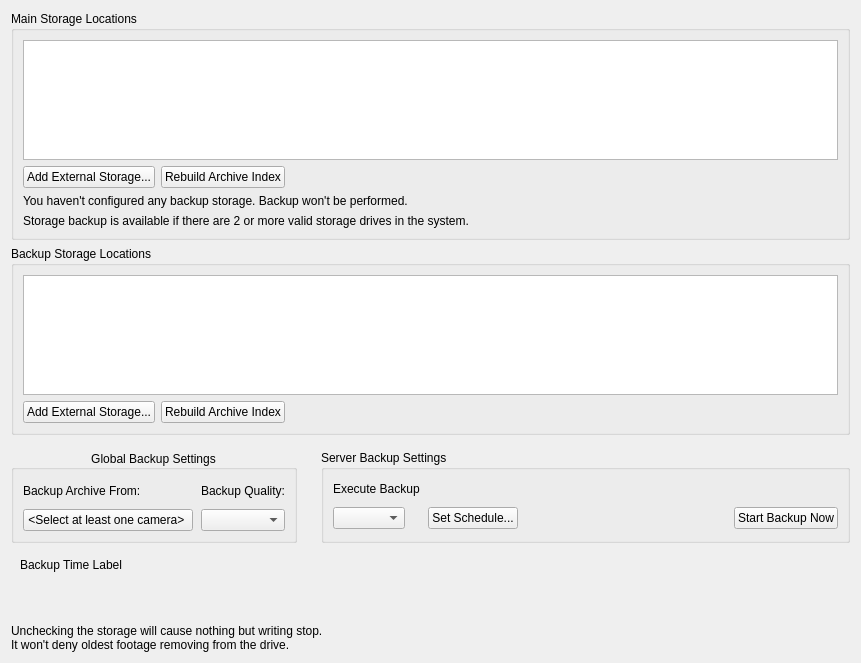
This is client/libclient/src/ui/widgets/properties/storage_config_widget.ui in networkoptix/nx_open as Qt 5 draws it before an edit. The edited form follows.
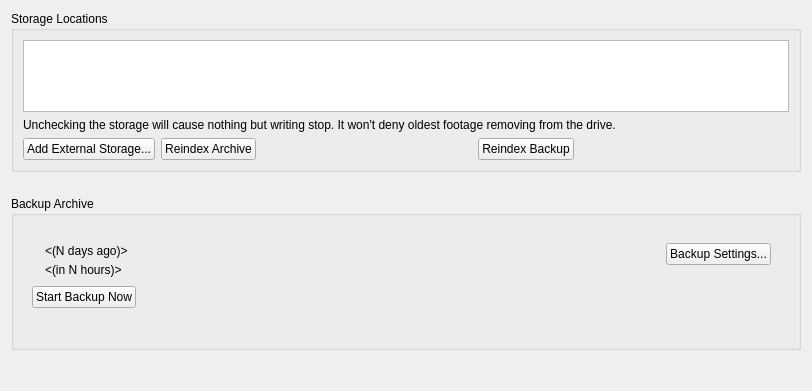
This is the edited form. The open tabs and pages were chosen to show the change. Custom widgets are drawn as their Qt base class.

Commit message:
VMS-2602: Server Settings dialogs redesign - Storage Management
<==== Mercurial data ====>
Branch: dev_3.0.0_gui

The edit to the form file:
```diff
--- a/client/libclient/src/ui/widgets/properties/storage_config_widget.ui
+++ b/client/libclient/src/ui/widgets/properties/storage_config_widget.ui
@@ -7,58 +7,80 @@
     <x>0</x>
     <y>0</y>
     <width>812</width>
-    <height>647</height>
+    <height>391</height>
    </rect>
   </property>
-  <layout class="QVBoxLayout" name="verticalLayout_2" stretch="9,9,0,0">
+  <layout class="QVBoxLayout" name="verticalLayout_2" stretch="1,0,0">
+   <property name="spacing">
+    <number>24</number>
+   </property>
    <item>
     <widget class="QGroupBox" name="storagesGroupBox">
+     <property name="sizePolicy">
+      <sizepolicy hsizetype="Preferred" vsizetype="Maximum">
+       <horstretch>0</horstretch>
+       <verstretch>0</verstretch>
+      </sizepolicy>
+     </property>
      <property name="title">
-      <string>Main Storage Locations</string>
+      <string>Storage Locations</string>
      </property>
      <property name="flat">
       <bool>true</bool>
      </property>
-     <layout class="QVBoxLayout" name="verticalLayout" stretch="1,0,0,0">
+     <layout class="QVBoxLayout" name="verticalLayout" stretch="1,0,0">
       <item>
-       <widget class="QnTableView" name="mainStoragesTable">
-        <property name="minimumSize">
-         <size>
-          <width>0</width>
-          <height>120</height>
-         </size>
+       <widget class="QnTreeView" name="storageView">
+        <property name="sizePolicy">
+         <sizepolicy hsizetype="Expanding" vsizetype="Maximum">
+          <horstretch>0</horstretch>
+          <verstretch>0</verstretch>
+         </sizepolicy>
         </property>
         <property name="autoFillBackground">
          <bool>false</bool>
         </property>
+        <property name="sizeAdjustPolicy">
+         <enum>QAbstractScrollArea::AdjustToContents</enum>
+        </property>
+        <property name="editTriggers">
+         <set>QAbstractItemView::NoEditTriggers</set>
+        </property>
         <property name="selectionMode">
          <enum>QAbstractItemView::NoSelection</enum>
         </property>
         <property name="selectionBehavior">
          <enum>QAbstractItemView::SelectRows</enum>
         </property>
-        <property name="showGrid">
+        <property name="rootIsDecorated">
          <bool>false</bool>
         </property>
-        <attribute name="horizontalHeaderVisible">
-         <bool>false</bool>
-        </attribute>
-        <attribute name="horizontalHeaderCascadingSectionResizes">
+        <property name="uniformRowHeights">
          <bool>true</bool>
-        </attribute>
-        <attribute name="horizontalHeaderDefaultSectionSize">
-         <number>100</number>
-        </attribute>
-        <attribute name="horizontalHeaderStretchLastSection">
+        </property>
+        <property name="sortingEnabled">
          <bool>true</bool>
+        </property>
+        <property name="allColumnsShowFocus">
+         <bool>true</bool>
+        </property>
+        <attribute name="headerVisible">
+         <bool>false</bool>
         </attribute>
-        <attribute name="verticalHeaderVisible">
+        <attribute name="headerStretchLastSection">
          <bool>false</bool>
         </attribute>
        </widget>
       </item>
       <item>
-       <layout class="QHBoxLayout" name="horizontalLayout" stretch="0,0,0,1">
+       <widget class="QLabel" name="storagesWarningLabel">
+        <property name="text">
+         <string>Unchecking the storage will cause nothing but writing stop. It won't deny oldest footage removing from the drive.</string>
+        </property>
+       </widget>
+      </item>
+      <item>
+       <layout class="QHBoxLayout" name="horizontalLayout" stretch="0,0,0,0,0,0">
         <item>
          <widget class="QPushButton" name="addExtStorageToMainBtn">
           <property name="text">
@@ -69,356 +91,272 @@
         <item>
          <widget class="QPushButton" name="rebuildMainButton">
           <property name="text">
-           <string>Rebuild Archive Index</string>
+           <string>Reindex Archive</string>
           </property>
          </widget>
         </item>
         <item>
-         <spacer name="horizontalSpacer_3">
-          <property name="orientation">
-           <enum>Qt::Horizontal</enum>
-          </property>
-          <property name="sizeHint" stdset="0">
-           <size>
-            <width>40</width>
-            <height>20</height>
-           </size>
-          </property>
-         </spacer>
-        </item>
-        <item>
-         <widget class="QnStorageRebuildWidget" name="rebuildMainWidget" native="true"/>
-        </item>
-       </layout>
-      </item>
-      <item>
-       <widget class="QLabel" name="backupStoragesAbsentLabel">
-        <property name="text">
-         <string>You haven't configured any backup storage. Backup won't be performed.</string>
-        </property>
-       </widget>
-      </item>
-      <item>
-       <widget class="QLabel" name="backupOptionLabel">
-        <property name="text">
-         <string>Storage backup is available if there are 2 or more valid storage drives in the system.</string>
-        </property>
-       </widget>
-      </item>
-     </layout>
-    </widget>
-   </item>
-   <item>
-    <widget class="QGroupBox" name="backupStoragesGroupBox">
-     <property name="title">
-      <string>Backup Storage Locations</string>
-     </property>
-     <property name="flat">
-      <bool>true</bool>
-     </property>
-     <layout class="QVBoxLayout" name="verticalLayout_4" stretch="1,0">
-      <item>
-       <widget class="QnTableView" name="backupStoragesTable">
-        <property name="minimumSize">
-         <size>
-          <width>0</width>
-          <height>120</height>
-         </size>
-        </property>
-        <property name="autoFillBackground">
-         <bool>false</bool>
-        </property>
-        <property name="selectionMode">
-         <enum>QAbstractItemView::NoSelection</enum>
-        </property>
-        <property name="selectionBehavior">
-         <enum>QAbstractItemView::SelectRows</enum>
-        </property>
-        <property name="rowCount" stdset="0">
-         <number>0</number>
-        </property>
-        <property name="columnCount" stdset="0">
-         <number>7</number>
-        </property>
-        <attribute name="horizontalHeaderVisible">
-         <bool>false</bool>
-        </attribute>
-        <attribute name="horizontalHeaderCascadingSectionResizes">
-         <bool>true</bool>
-        </attribute>
-        <attribute name="horizontalHeaderDefaultSectionSize">
-         <number>100</number>
-        </attribute>
-        <attribute name="horizontalHeaderStretchLastSection">
-         <bool>true</bool>
-        </attribute>
-        <attribute name="verticalHeaderVisible">
-         <bool>false</bool>
-        </attribute>
-       </widget>
-      </item>
-      <item>
-       <layout class="QHBoxLayout" name="horizontalLayout_3" stretch="0,0,0,1">
-        <item>
-         <widget class="QPushButton" name="addExtStorageToBackupBtn">
-          <property name="text">
-           <string>Add External Storage...</string>
+         <widget class="QnStorageRebuildWidget" name="rebuildMainWidget" native="true">
+          <property name="sizePolicy">
+           <sizepolicy hsizetype="Expanding" vsizetype="Preferred">
+            <horstretch>1</horstretch>
+            <verstretch>0</verstretch>
+           </sizepolicy>
           </property>
          </widget>
         </item>
         <item>
          <widget class="QPushButton" name="rebuildBackupButton">
           <property name="text">
-           <string>Rebuild Archive Index</string>
+           <string>Reindex Backup</string>
           </property>
          </widget>
         </item>
         <item>
-         <spacer name="horizontalSpacer_4">
+         <widget class="QnStorageRebuildWidget" name="rebuildBackupWidget" native="true">
+          <property name="sizePolicy">
+           <sizepolicy hsizetype="Expanding" vsizetype="Preferred">
+            <horstretch>1</horstretch>
+            <verstretch>0</verstretch>
+           </sizepolicy>
+          </property>
+         </widget>
+        </item>
+        <item>
+         <spacer name="horizontalSpacer">
           <property name="orientation">
            <enum>Qt::Horizontal</enum>
           </property>
           <property name="sizeHint" stdset="0">
            <size>
-            <width>40</width>
+            <width>0</width>
             <height>20</height>
            </size>
           </property>
          </spacer>
         </item>
-        <item>
-         <widget class="QnStorageRebuildWidget" name="rebuildBackupWidget" native="true"/>
-        </item>
        </layout>
       </item>
      </layout>
     </widget>
    </item>
    <item>
-    <widget class="QWidget" name="backupControls" native="true">
-     <property name="autoFillBackground">
-      <bool>false</bool>
+    <widget class="QGroupBox" name="backupGroupBox">
+     <property name="sizePolicy">
+      <sizepolicy hsizetype="Preferred" vsizetype="Maximum">
+       <horstretch>0</horstretch>
+       <verstretch>0</verstretch>
+      </sizepolicy>
      </property>
-     <property name="styleSheet">
-      <string notr="true"/>
+     <property name="title">
+      <string>Backup Archive</string>
      </property>
-     <layout class="QVBoxLayout" name="verticalLayout_6">
+     <property name="flat">
+      <bool>true</bool>
+     </property>
+     <layout class="QHBoxLayout" name="horizontalLayout_3">
       <property name="leftMargin">
        <number>0</number>
       </property>
-      <property name="rightMargin">
+      <property name="bottomMargin">
        <number>0</number>
       </property>
       <item>
-       <spacer name="verticalSpacer">
-        <property name="orientation">
-         <enum>Qt::Vertical</enum>
+       <widget class="QStackedWidget" name="backupPages">
+        <property name="sizePolicy">
+         <sizepolicy hsizetype="Preferred" vsizetype="Fixed">
+          <horstretch>0</horstretch>
+          <verstretch>0</verstretch>
+         </sizepolicy>
         </property>
-        <property name="sizeHint" stdset="0">
-         <size>
-          <width>20</width>
-          <height>40</height>
-         </size>
-        </property>
-       </spacer>
-      </item>
-      <item>
-       <layout class="QHBoxLayout" name="settingsLayout" stretch="0,0">
-        <property name="spacing">
-         <number>24</number>
-        </property>
-        <item>
-         <widget class="QGroupBox" name="globalSettingsGroupBox">
-          <property name="sizePolicy">
-           <sizepolicy hsizetype="Maximum" vsizetype="Preferred">
-            <horstretch>0</horstretch>
-            <verstretch>0</verstretch>
-           </sizepolicy>
-          </property>
-          <property name="title">
-           <string>Global Backup Settings</string>
-          </property>
-          <property name="alignment">
-           <set>Qt::AlignCenter</set>
-          </property>
-          <property name="flat">
-           <bool>true</bool>
-          </property>
-          <layout class="QGridLayout" name="gridLayout_2">
-           <property name="horizontalSpacing">
-            <number>8</number>
-           </property>
-           <property name="verticalSpacing">
-            <number>6</number>
-           </property>
-           <item row="0" column="0">
-            <widget class="QLabel" name="label">
-             <property name="text">
-              <string>Backup Archive From:</string>
-             </property>
-            </widget>
-           </item>
-           <item row="0" column="1">
-            <widget class="QLabel" name="label_2">
-             <property name="text">
-              <string>Backup Quality:</string>
-             </property>
-            </widget>
-           </item>
-           <item row="1" column="1">
-            <widget class="QComboBox" name="qualityComboBox"/>
-           </item>
-           <item row="1" column="0">
-            <widget class="QPushButton" name="backupResourcesButton">
-             <property name="sizePolicy">
-              <sizepolicy hsizetype="Preferred" vsizetype="Fixed">
-               <horstretch>0</horstretch>
-               <verstretch>0</verstretch>
-              </sizepolicy>
-             </property>
-             <property name="minimumSize">
-              <size>
-               <width>170</width>
-               <height>0</height>
-              </size>
-             </property>
-             <property name="maximumSize">
-              <size>
-               <width>16777215</width>
-               <height>16777215</height>
-              </size>
-             </property>
-             <property name="text">
-              <string>&lt;Select at least one camera&gt; </string>
-             </property>
-            </widget>
-           </item>
-          </layout>
-         </widget>
-        </item>
-        <item>
-         <widget class="QGroupBox" name="serverSettingsGroupBox">
-          <property name="sizePolicy">
-           <sizepolicy hsizetype="Preferred" vsizetype="Expanding">
-            <horstretch>0</horstretch>
-            <verstretch>0</verstretch>
-           </sizepolicy>
-          </property>
-          <property name="title">
-           <string>Server Backup Settings</string>
-          </property>
-          <property name="flat">
-           <bool>true</bool>
-          </property>
-          <layout class="QGridLayout" name="gridLayout_3">
-           <property name="horizontalSpacing">
-            <number>8</number>
-           </property>
-           <item row="0" column="0">
-            <widget class="QLabel" name="whenToBackupLabel">
-             <property name="text">
-              <string>Execute Backup</string>
-             </property>
-            </widget>
-           </item>
-           <item row="0" column="2" colspan="2">
-            <spacer name="horizontalSpacer_2">
-             <property name="orientation">
-              <enum>Qt::Horizontal</enum>
-             </property>
-             <property name="sizeType">
-              <enum>QSizePolicy::Expanding</enum>
-             </property>
-             <property name="sizeHint" stdset="0">
-              <size>
-               <width>40</width>
-               <height>20</height>
-              </size>
-             </property>
-            </spacer>
-           </item>
-           <item row="1" column="0">
-            <widget class="QComboBox" name="comboBoxBackupType">
-             <property name="sizePolicy">
-              <sizepolicy hsizetype="Maximum" vsizetype="Fixed">
-               <horstretch>0</horstretch>
-               <verstretch>0</verstretch>
-              </sizepolicy>
-             </property>
-            </widget>
-           </item>
-           <item row="1" column="1">
-            <widget class="QPushButton" name="pushButtonSchedule">
-             <property name="sizePolicy">
-              <sizepolicy hsizetype="Maximum" vsizetype="Fixed">
-               <horstretch>0</horstretch>
-               <verstretch>0</verstretch>
-              </sizepolicy>
-             </property>
-             <property name="text">
-              <string>Set Schedule...</string>
-             </property>
-            </widget>
-           </item>
-           <item row="1" column="3">
-            <widget class="QPushButton" name="backupStartButton">
-             <property name="sizePolicy">
-              <sizepolicy hsizetype="Maximum" vsizetype="Fixed">
-               <horstretch>0</horstretch>
-               <verstretch>0</verstretch>
-              </sizepolicy>
-             </property>
-             <property name="text">
-              <string>Start Backup Now</string>
-             </property>
-            </widget>
-           </item>
-           <item row="1" column="2">
-            <widget class="QnWordWrappedLabel" name="backupWarningLabel" native="true">
-             <property name="minimumSize">
-              <size>
-               <width>200</width>
-               <height>26</height>
-              </size>
-             </property>
-            </widget>
-           </item>
-          </layout>
-         </widget>
-        </item>
-       </layout>
-      </item>
-      <item>
-       <widget class="QStackedWidget" name="stackedWidgetBackupInfo">
         <property name="currentIndex">
-         <number>0</number>
+         <number>2</number>
         </property>
-        <widget class="QWidget" name="backupPreparePage">
-         <layout class="QVBoxLayout" name="verticalLayout_5">
-          <property name="bottomMargin">
-           <number>0</number>
-          </property>
+        <widget class="QWidget" name="backupInformationPage">
+         <layout class="QHBoxLayout" name="horizontalLayout_6">
           <item>
-           <widget class="QLabel" name="backupTimeLabel">
-            <property name="text">
-             <string>Backup Time Label</string>
-            </property>
-            <property name="alignment">
-             <set>Qt::AlignLeading|Qt::AlignLeft|Qt::AlignTop</set>
-            </property>
+           <widget class="QWidget" name="widget_2" native="true">
+            <layout class="QVBoxLayout" name="verticalLayout_11">
+             <item>
+              <layout class="QVBoxLayout" name="verticalLayout_7">
+               <property name="spacing">
+                <number>0</number>
+               </property>
+               <item>
+                <widget class="QWidget" name="backupTimeWidget" native="true">
+                 <layout class="QHBoxLayout" name="horizontalLayout_4">
+                  <property name="leftMargin">
+                   <number>0</number>
+                  </property>
+                  <property name="topMargin">
+                   <number>0</number>
+                  </property>
+                  <property name="rightMargin">
+                   <number>0</number>
+                  </property>
+                  <property name="bottomMargin">
+                   <number>0</number>
+                  </property>
+                  <item>
+                   <widget class="QLabel" name="backupTimeLabel">
+                    <property name="text">
+                     <string notr="true">&lt;Backup is performed up to ... &gt;</string>
+                    </property>
+                   </widget>
+                  </item>
+                  <item>
+                   <widget class="QLabel" name="backupTimeLabelExtra">
+                    <property name="text">
+                     <string notr="true">&lt;(N days ago)&gt;</string>
+                    </property>
+                   </widget>
+                  </item>
+                  <item>
+                   <spacer name="horizontalSpacer_3">
+                    <property name="orientation">
+                     <enum>Qt::Horizontal</enum>
+                    </property>
+                    <property name="sizeHint" stdset="0">
+                     <size>
+                      <width>391</width>
+                      <height>17</height>
+                     </size>
+                    </property>
+                   </spacer>
+                  </item>
+                 </layout>
+                </widget>
+               </item>
+               <item>
+                <widget class="QWidget" name="backupScheduleWidget" native="true">
+                 <layout class="QHBoxLayout" name="horizontalLayout_5">
+                  <property name="leftMargin">
+                   <number>0</number>
+                  </property>
+                  <property name="topMargin">
+                   <number>0</number>
+                  </property>
+                  <property name="rightMargin">
+                   <number>0</number>
+                  </property>
+                  <property name="bottomMargin">
+                   <number>0</number>
+                  </property>
+                  <item>
+                   <widget class="QLabel" name="backupScheduleLabel">
+                    <property name="text">
+                     <string notr="true">&lt;Next backup is scheduled for ... &gt;</string>
+                    </property>
+                   </widget>
+                  </item>
+                  <item>
+                   <widget class="QLabel" name="backupScheduleLabelExtra">
+                    <property name="text">
+                     <string notr="true">&lt;(in N hours)&gt;</string>
+                    </property>
+                   </widget>
+                  </item>
+                  <item>
+                   <spacer name="horizontalSpacer_4">
+                    <property name="orientation">
+                     <enum>Qt::Horizontal</enum>
+                    </property>
+                    <property name="sizeHint" stdset="0">
+                     <size>
+                      <width>40</width>
+                      <height>20</height>
+                     </size>
+                    </property>
+                   </spacer>
+                  </item>
+                 </layout>
+                </widget>
+               </item>
+              </layout>
+             </item>
+             <item>
+              <layout class="QHBoxLayout" name="horizontalLayout_8">
+               <item>
+                <widget class="QPushButton" name="backupStartButton">
+                 <property name="sizePolicy">
+                  <sizepolicy hsizetype="Maximum" vsizetype="Fixed">
+                   <horstretch>0</horstretch>
+                   <verstretch>0</verstretch>
+                  </sizepolicy>
+                 </property>
+                 <property name="text">
+                  <string>Start Backup Now</string>
+                 </property>
+                </widget>
+               </item>
+               <item>
+                <widget class="QLabel" name="cannotStartBackupLabel">
+                 <property name="text">
+                  <string notr="true">&lt;Cannot start backup&gt;</string>
+                 </property>
+                </widget>
+               </item>
+               <item>
+                <spacer name="horizontalSpacer_5">
+                 <property name="orientation">
+                  <enum>Qt::Horizontal</enum>
+                 </property>
+                 <property name="sizeHint" stdset="0">
+                  <size>
+                   <width>40</width>
+                   <height>20</height>
+                  </size>
+                 </property>
+                </spacer>
+               </item>
+              </layout>
+             </item>
+             <item>
+              <spacer name="verticalSpacer_2">
+               <property name="orientation">
+                <enum>Qt::Vertical</enum>
+               </property>
+               <property name="sizeHint" stdset="0">
+                <size>
+                 <width>0</width>
+                 <height>0</height>
+                </size>
+               </property>
+              </spacer>
+             </item>
+            </layout>
+           </widget>
+          </item>
+          <item>
+           <widget class="QWidget" name="backupSettingsButtonArea" native="true">
+            <layout class="QVBoxLayout" name="verticalLayout_9">
+             <item>
+              <widget class="QPushButton" name="backupSettingsButton">
+               <property name="text">
+                <string>Backup Settings...</string>
+               </property>
+              </widget>
+             </item>
+             <item>
+              <spacer name="verticalSpacer_5">
+               <property name="orientation">
+                <enum>Qt::Vertical</enum>
+               </property>
+               <property name="sizeHint" stdset="0">
+                <size>
+                 <width>0</width>
+                 <height>0</height>
+                </size>
+               </property>
+              </spacer>
+             </item>
+            </layout>
            </widget>
           </item>
          </layout>
         </widget>
         <widget class="QWidget" name="backupProgressPage">
-         <layout class="QVBoxLayout" name="verticalLayout_3">
-          <item>
-           <widget class="QLabel" name="label_5">
-            <property name="text">
-             <string>Backup progress</string>
-            </property>
-           </widget>
-          </item>
+         <layout class="QVBoxLayout" name="verticalLayout_10">
           <item>
            <layout class="QHBoxLayout" name="horizontalLayout_2">
             <item>
@@ -429,6 +367,9 @@
               <property name="value">
                <number>0</number>
               </property>
+              <property name="format">
+               <string notr="true">%p%</string>
+              </property>
              </widget>
             </item>
             <item>
@@ -440,6 +381,118 @@
             </item>
            </layout>
           </item>
+          <item>
+           <widget class="QLabel" name="estimatedTimeLabel">
+            <property name="text">
+             <string notr="true">&lt;Estimated time left&gt;</string>
+            </property>
+           </widget>
+          </item>
+          <item>
+           <spacer name="verticalSpacer_3">
+            <property name="orientation">
+             <enum>Qt::Vertical</enum>
+            </property>
+            <property name="sizeHint" stdset="0">
+             <size>
+              <width>20</width>
+              <height>40</height>
+             </size>
+            </property>
+           </spacer>
+          </item>
+         </layout>
+        </widget>
+        <widget class="QWidget" name="backupRealtimePage">
+         <layout class="QVBoxLayout" name="verticalLayout_4">
+          <item>
+           <layout class="QHBoxLayout" name="horizontalLayout_7">
+            <item>
+             <widget class="QLabel" name="realtimeIconLabel">
+              <property name="minimumSize">
+               <size>
+                <width>20</width>
+                <height>20</height>
+               </size>
+              </property>
+              <property name="text">
+               <string notr="true"/>
+              </property>
+             </widget>
+            </item>
+            <item>
+             <widget class="QLabel" name="realtimeBackupStatusLabel">
+              <property name="text">
+               <string notr="true">&lt;Realtime backup status&gt;</string>
+              </property>
+             </widget>
+            </item>
+            <item>
+             <spacer name="horizontalSpacer_2">
+              <property name="orientation">
+               <enum>Qt::Horizontal</enum>
+              </property>
+              <property name="sizeHint" stdset="0">
+               <size>
+                <width>40</width>
+                <height>20</height>
+               </size>
+              </property>
+             </spacer>
+            </item>
+            <item>
+             <widget class="QPushButton" name="realtimeBackupControlButton">
+              <property name="text">
+               <string notr="true">&lt;Realtime Backup Control&gt;</string>
+              </property>
+             </widget>
+            </item>
+            <item>
+             <widget class="QPushButton" name="backupSettingsButton2">
+              <property name="text">
+               <string notr="true">&lt;Backup Settings&gt;</string>
+              </property>
+             </widget>
+            </item>
+           </layout>
+          </item>
+          <item>
+           <layout class="QHBoxLayout" name="horizontalLayout_9">
+            <item>
+             <widget class="QLabel" name="realtimeBackupWarningLabel">
+              <property name="text">
+               <string notr="true">&lt;Cannot start backup&gt;</string>
+              </property>
+             </widget>
+            </item>
+            <item>
+             <spacer name="horizontalSpacer_6">
+              <property name="orientation">
+               <enum>Qt::Horizontal</enum>
+              </property>
+              <property name="sizeHint" stdset="0">
+               <size>
+                <width>40</width>
+                <height>20</height>
+               </size>
+              </property>
+             </spacer>
+            </item>
+           </layout>
+          </item>
+          <item>
+           <spacer name="verticalSpacer_4">
+            <property name="orientation">
+             <enum>Qt::Vertical</enum>
+            </property>
+            <property name="sizeHint" stdset="0">
+             <size>
+              <width>0</width>
+              <height>56</height>
+             </size>
+            </property>
+           </spacer>
+          </item>
          </layout>
         </widget>
        </widget>
@@ -448,45 +501,21 @@
     </widget>
    </item>
    <item>
-    <widget class="QStackedWidget" name="storagesWarningStackedWidget">
-     <property name="currentIndex">
-      <number>1</number>
+    <spacer name="verticalSpacer">
+     <property name="orientation">
+      <enum>Qt::Vertical</enum>
      </property>
-     <widget class="QWidget" name="pageStoragesWarning">
-      <layout class="QVBoxLayout" name="verticalLayout_8">
-       <property name="leftMargin">
-        <number>0</number>
-       </property>
-       <property name="topMargin">
-        <number>0</number>
-       </property>
-       <property name="rightMargin">
-        <number>0</number>
-       </property>
-       <property name="bottomMargin">
-        <number>0</number>
-       </property>
-       <item>
-        <widget class="QLabel" name="storagesWarningLabel">
-         <property name="text">
-          <string>Unchecking the storage will cause nothing but writing stop.
-It won't deny oldest footage removing from the drive.</string>
-         </property>
-        </widget>
-       </item>
-      </layout>
-     </widget>
-     <widget class="QWidget" name="pageSpacer"/>
-    </widget>
+     <property name="sizeHint" stdset="0">
+      <size>
+       <width>20</width>
+       <height>10</height>
+      </size>
+     </property>
+    </spacer>
    </item>
   </layout>
  </widget>
  <customwidgets>
-  <customwidget>
-   <class>QnTableView</class>
-   <extends>QTableView</extends>
-   <header location="global">ui/widgets/common/table_view.h</header>
-  </customwidget>
   <customwidget>
    <class>QnStorageRebuildWidget</class>
    <extends>QWidget</extends>
@@ -494,10 +523,9 @@
    <container>1</container>
   </customwidget>
   <customwidget>
-   <class>QnWordWrappedLabel</class>
-   <extends>QWidget</extends>
-   <header location="global">ui/widgets/word_wrapped_label.h</header>
-   <container>1</container>
+   <class>QnTreeView</class>
+   <extends>QTreeView</extends>
+   <header location="global">ui/widgets/common/tree_view.h</header>
   </customwidget>
  </customwidgets>
  <resources/>
```
The commit also changes 26 other files.
